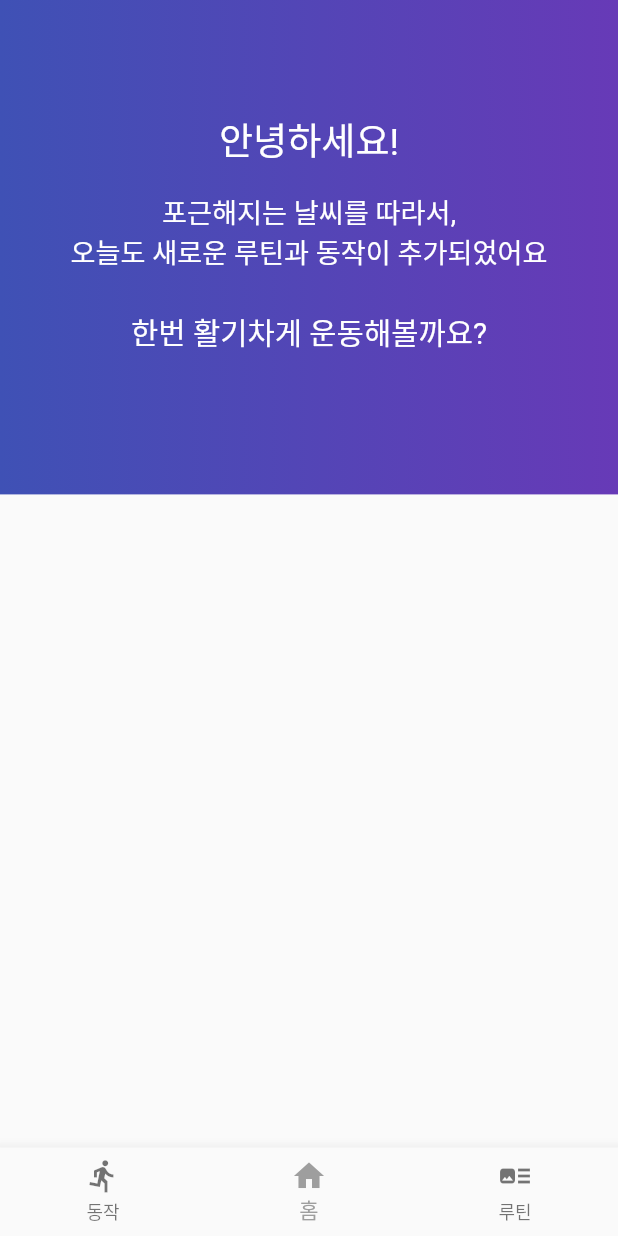
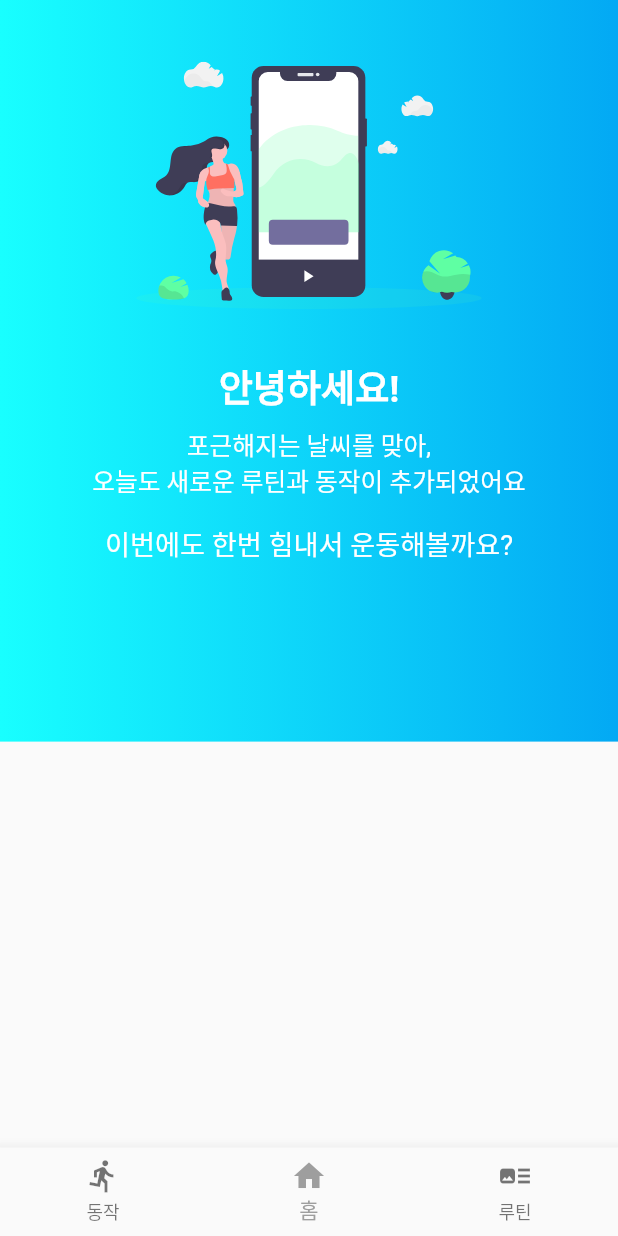
Before and after one commit to project-MyTin/Flutter, a Flutter app: the screen it shows after launch, on a phone screen of 412 x 824 dp. Run offline on Flutter 3.47's test engine with Material 2 defaults, Android fonts, the phone set to English and light mode, and no system bars; our stand-ins replace flutter_svg, get, image_picker.

Commit message:
code : edit style in MainPageHeader

```diff
--- a/lib/screens/screen_main.dart
+++ b/lib/screens/screen_main.dart
@@ -1,5 +1,6 @@
 import 'package:flutter/material.dart';
 import 'package:flutter/painting.dart';
+import 'package:flutter_svg/flutter_svg.dart';
 import 'package:mytin/widgets/page_bottom_navigation_bar.dart';
 
 class MainPage extends StatelessWidget {
@@ -25,16 +26,32 @@ class MainPage extends StatelessWidget {
   Container buildMainPageHeader(double height, double width) {
     return Container(
       width: width,
-      height: 0.4 * height,
+      height: 0.6 * height,
       child: Column(
         children: [
-              SizedBox(height: 0.09 * height),
-              Text("안녕하세요!", style: TextStyle(color: Colors.white, fontSize: 0.03 * height)),
+          SizedBox(height: 0.05 * height),
+          SvgPicture.asset("images/undraw_fitness_tracker_3033.svg", height: 0.2 * height),
+          SizedBox(height: 0.04 * height),
+          Text("안녕하세요!",
+              style: TextStyle(
+                  color: Colors.white,
+                  fontSize: 0.03 * height,
+                  fontWeight: FontWeight.bold)),
+          SizedBox(height: 0.01 * height),
+          Text(
+            "포근해지는 날씨를 맞아,",
+            style: TextStyle(color: Colors.white, fontSize: 0.02 * height),
+            textAlign: TextAlign.center,
+          ),
+          Text(
+            "오늘도 새로운 루틴과 동작이 추가되었어요",
+            style: TextStyle(color: Colors.white, fontSize: 0.02 * height),
+            textAlign: TextAlign.center,
+          ),
           SizedBox(height: 0.02 * height),
-              Text("포근해지는 날씨를 따라서,", style: TextStyle(color: Colors.white, fontSize: 0.022 * height), textAlign: TextAlign.center,),
-              Text("오늘도 새로운 루틴과 동작이 추가되었어요", style: TextStyle(color: Colors.white, fontSize: 0.022 * height), textAlign: TextAlign.center,),
-              SizedBox(height: 0.03 * height),
-              Text("한번 활기차게 운동해볼까요?", style: TextStyle(color: Colors.white, fontSize: 0.024 * height)),
+          Text("이번에도 한번 힘내서 운동해볼까요?",
+              style: TextStyle(color: Colors.white, fontSize: 0.022 * height)),
+          SizedBox(height: 0.01 * height),
         ],
       ),
       decoration: BoxDecoration(
@@ -42,10 +59,9 @@ class MainPage extends StatelessWidget {
             begin: Alignment.centerLeft,
             end: Alignment.centerRight,
             colors: [
-            Colors.indigo,
-            Colors.deepPurple
-          ]
-        ),
+              Colors.cyanAccent,
+              Colors.lightBlue,
+            ]),
       ),
     );
   }
```
Lines whose indentation alone changed are shown as unchanged.
